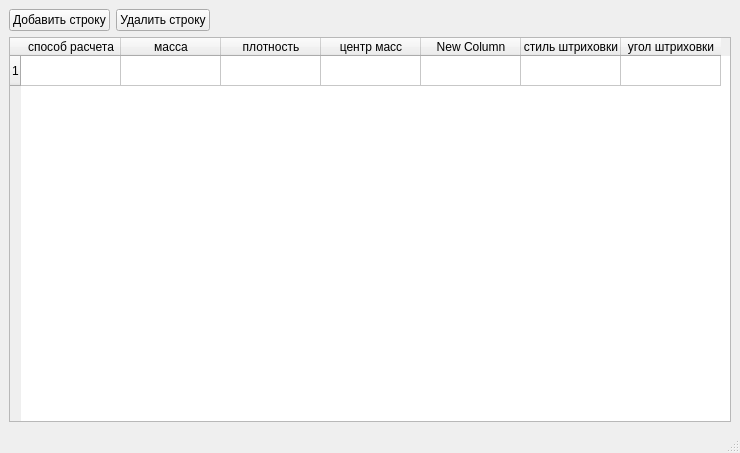
Old version of the form mainwindow.ui in the repository redmms/characteristics_view.
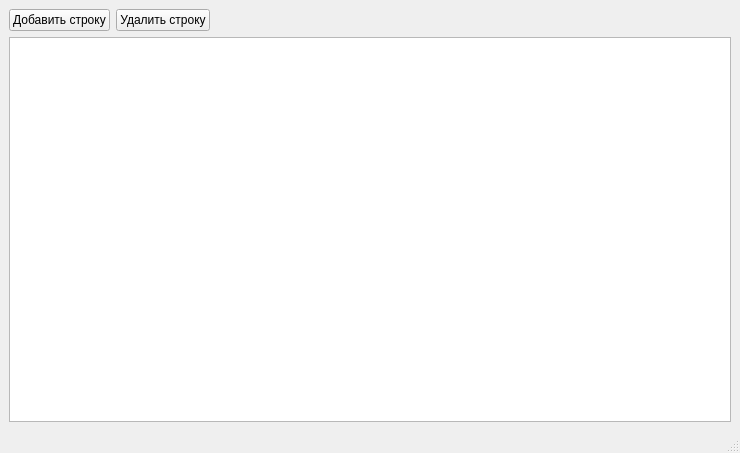
New version of the form. Icons and pictures are not drawn.

Commit message: Start to add some ui slots. Add QStandardItemModel.

```diff
--- a/mainwindow.ui
+++ b/mainwindow.ui
@@ -55,48 +55,7 @@
      </spacer>
     </item>
     <item row="1" column="0" colspan="3">
-     <widget class="QTableWidget" name="tableWidget">
-      <row>
-       <property name="text">
-        <string>1</string>
-       </property>
-      </row>
-      <column>
-       <property name="text">
-        <string>способ расчета</string>
-       </property>
-      </column>
-      <column>
-       <property name="text">
-        <string>масса</string>
-       </property>
-      </column>
-      <column>
-       <property name="text">
-        <string>плотность</string>
-       </property>
-      </column>
-      <column>
-       <property name="text">
-        <string>центр масс</string>
-       </property>
-      </column>
-      <column>
-       <property name="text">
-        <string>New Column</string>
-       </property>
-      </column>
-      <column>
-       <property name="text">
-        <string>стиль штриховки</string>
-       </property>
-      </column>
-      <column>
-       <property name="text">
-        <string>угол штриховки</string>
-       </property>
-      </column>
-     </widget>
+     <widget class="QTableView" name="tableView"/>
     </item>
    </layout>
   </widget>
```
Left out of the diff: 5 changed lines with no effect on the pictures. The commit also changes 6 other files.
